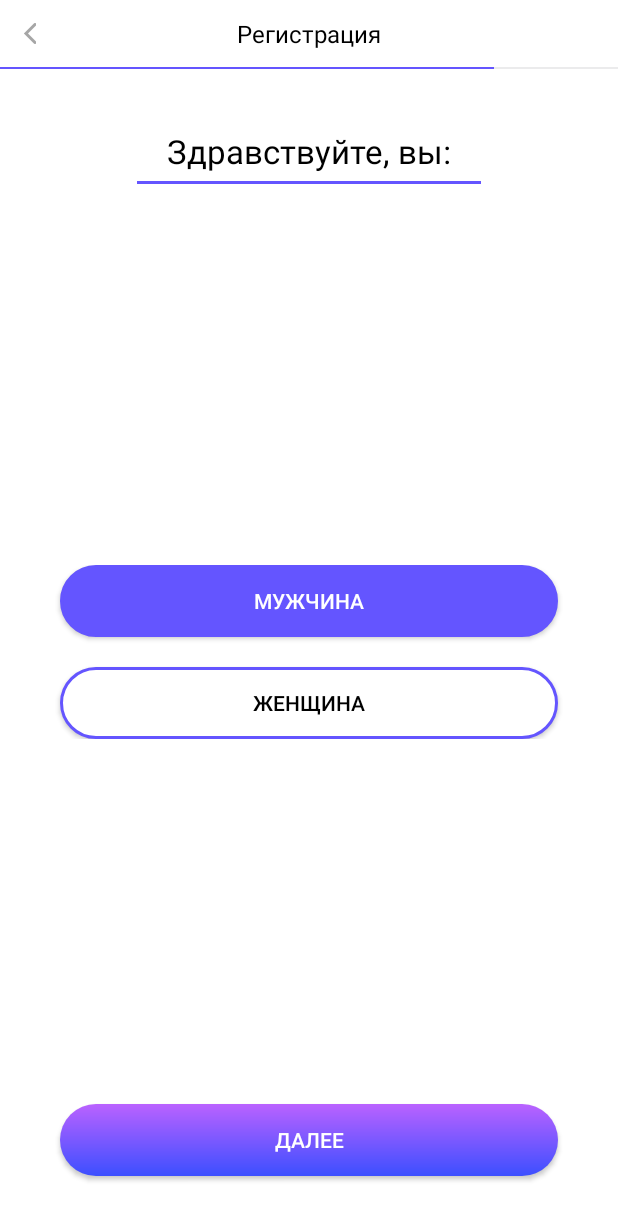
After one commit to khoshimov2018/android, an Android app: the ChooseGenderActivity screen opened directly, with no data from a screen before it, on a phone screen of 412 x 824 dp. The commit adds this screen. Shown: the top 1220 px of the screen. Run offline under Robolectric (Android 15) with nearby library versions, the phone set to English and light mode, and no system bars.

Commit message:
Added choose gender screen

```diff
--- a/app/src/main/AndroidManifest.xml
+++ b/app/src/main/AndroidManifest.xml
@@ -26,6 +26,9 @@
             android:name=".activities.RegisterActivity"
             android:screenOrientation="portrait"
             android:windowSoftInputMode="stateHidden" />
+        <activity
+            android:name=".activities.ChooseGenderActivity"
+            android:screenOrientation="portrait" />
     </application>
 
 </manifest>
--- /dev/null
+++ b/app/src/main/java/com/example/dating/activities/ChooseGenderActivity.kt
@@ -0,0 +1,12 @@
+package com.example.dating.activities
+
+import androidx.appcompat.app.AppCompatActivity
+import android.os.Bundle
+import com.example.dating.R
+
+class ChooseGenderActivity : AppCompatActivity() {
+    override fun onCreate(savedInstanceState: Bundle?) {
+        super.onCreate(savedInstanceState)
+        setContentView(R.layout.activity_choose_gender)
+    }
+}
--- a/app/src/main/java/com/example/dating/fragments/RegistrationFragment.kt
+++ b/app/src/main/java/com/example/dating/fragments/RegistrationFragment.kt
@@ -1,5 +1,6 @@
 package com.example.dating.fragments
 
+import android.content.Intent
 import androidx.lifecycle.ViewModelProvider
 import android.os.Bundle
 import androidx.fragment.app.Fragment
@@ -7,7 +8,9 @@ import android.view.LayoutInflater
 import android.view.View
 import android.view.ViewGroup
 import com.example.dating.R
+import com.example.dating.activities.ChooseGenderActivity
 import com.example.dating.viewmodels.RegistrationViewModel
+import kotlinx.android.synthetic.main.registration_fragment.*
 
 class RegistrationFragment : Fragment() {
 
@@ -24,10 +27,17 @@ class RegistrationFragment : Fragment() {
         return inflater.inflate(R.layout.registration_fragment, container, false)
     }
 
+    override fun onViewCreated(view: View, savedInstanceState: Bundle?) {
+        super.onViewCreated(view, savedInstanceState)
+        registerButton.setOnClickListener {
+            val intent = Intent(requireActivity(), ChooseGenderActivity::class.java)
+            startActivity(intent)
+        }
+    }
+
     override fun onActivityCreated(savedInstanceState: Bundle?) {
         super.onActivityCreated(savedInstanceState)
         viewModel = ViewModelProvider(this).get(RegistrationViewModel::class.java)
-        // TODO: Use the ViewModel
     }
 
 }
--- /dev/null
+++ b/app/src/main/res/drawable/round_button_selected.xml
@@ -0,0 +1,16 @@
+<?xml version="1.0" encoding="utf-8"?>
+<shape xmlns:android="http://schemas.android.com/apk/res/android">
+    <solid android:color="@color/colorPrimary" />
+
+    <stroke
+        android:width="@dimen/thickLineHeight"
+        android:color="@color/colorPrimary" />
+
+    <corners android:radius="@dimen/buttonRadius" />
+
+    <padding
+        android:bottom="0dp"
+        android:left="0dp"
+        android:right="0dp"
+        android:top="0dp" />
+</shape>
--- /dev/null
+++ b/app/src/main/res/drawable/round_button_unselected.xml
@@ -0,0 +1,16 @@
+<?xml version="1.0" encoding="utf-8"?>
+<shape xmlns:android="http://schemas.android.com/apk/res/android">
+    <solid android:color="@android:color/white" />
+
+    <stroke
+        android:width="@dimen/thickLineHeight"
+        android:color="@color/colorPrimary" />
+
+    <corners android:radius="@dimen/buttonRadius" />
+
+    <padding
+        android:bottom="0dp"
+        android:left="0dp"
+        android:right="0dp"
+        android:top="0dp" />
+</shape>
--- /dev/null
+++ b/app/src/main/res/layout/activity_choose_gender.xml
@@ -0,0 +1,109 @@
+<?xml version="1.0" encoding="utf-8"?>
+<LinearLayout xmlns:android="http://schemas.android.com/apk/res/android"
+    xmlns:app="http://schemas.android.com/apk/res-auto"
+    xmlns:tools="http://schemas.android.com/tools"
+    android:layout_width="match_parent"
+    android:layout_height="match_parent"
+    android:orientation="vertical"
+    tools:context=".activities.ChooseGenderActivity">
+
+    <RelativeLayout
+        android:layout_width="match_parent"
+        android:layout_height="wrap_content">
+
+        <androidx.appcompat.widget.AppCompatImageView
+            android:layout_width="wrap_content"
+            android:layout_height="wrap_content"
+            android:padding="@dimen/mediumPadding"
+            android:src="@drawable/back" />
+
+        <androidx.appcompat.widget.AppCompatTextView
+            android:layout_width="wrap_content"
+            android:layout_height="wrap_content"
+            android:layout_centerInParent="true"
+            android:text="@string/registration"
+            android:textColor="@color/textColor"
+            android:textSize="@dimen/largeTextSize" />
+    </RelativeLayout>
+
+    <LinearLayout
+        android:layout_width="match_parent"
+        android:layout_height="wrap_content"
+        android:orientation="horizontal"
+        android:weightSum="1">
+
+        <View
+            android:layout_width="0dp"
+            android:layout_height="@dimen/lineHeight"
+            android:layout_weight="0.8"
+            android:background="@color/colorPrimary" />
+
+        <View
+            android:layout_width="0dp"
+            android:layout_height="@dimen/lineHeight"
+            android:layout_weight="0.2"
+            android:background="@color/lightGreyColor" />
+    </LinearLayout>
+
+    <RelativeLayout
+        android:layout_width="match_parent"
+        android:layout_height="match_parent">
+
+        <LinearLayout
+            android:layout_width="wrap_content"
+            android:layout_height="wrap_content"
+            android:layout_centerHorizontal="true"
+            android:layout_marginTop="@dimen/xLargeMargin"
+            android:orientation="vertical">
+
+            <androidx.appcompat.widget.AppCompatTextView
+                android:layout_width="wrap_content"
+                android:layout_height="wrap_content"
+                android:layout_marginHorizontal="@dimen/largeMargin"
+                android:text="@string/hello_you"
+                android:textColor="@color/textColor"
+                android:textSize="@dimen/xxLargeTextSize"/>
+
+            <View
+                android:layout_width="match_parent"
+                android:layout_height="@dimen/thickLineHeight"
+                android:background="@color/colorPrimary"
+                android:layout_marginTop="@dimen/smallMargin"/>
+        </LinearLayout>
+
+        <LinearLayout
+            android:layout_width="match_parent"
+            android:layout_height="wrap_content"
+            android:orientation="vertical"
+            android:layout_centerInParent="true">
+
+            <androidx.appcompat.widget.AppCompatButton
+                android:layout_width="match_parent"
+                android:layout_height="wrap_content"
+                android:layout_marginHorizontal="@dimen/xLargeMargin"
+                android:layout_marginBottom="@dimen/largeMargin"
+                android:background="@drawable/round_button_selected"
+                android:text="@string/male"
+                android:textColor="@android:color/white" />
+
+            <androidx.appcompat.widget.AppCompatButton
+                android:layout_width="match_parent"
+                android:layout_height="wrap_content"
+                android:layout_marginHorizontal="@dimen/xLargeMargin"
+                android:background="@drawable/round_button_unselected"
+                android:text="@string/female"
+                android:textColor="@color/textColor" />
+        </LinearLayout>
+
+        <androidx.appcompat.widget.AppCompatButton
+            android:layout_width="match_parent"
+            android:layout_height="wrap_content"
+            android:layout_alignParentBottom="true"
+            android:layout_marginHorizontal="@dimen/xLargeMargin"
+            android:layout_marginBottom="@dimen/xLargeMargin"
+            android:background="@drawable/round_button_background"
+            android:text="@string/further"
+            android:textColor="@android:color/white" />
+    </RelativeLayout>
+
+</LinearLayout>
--- a/app/src/main/res/layout/registration_fragment.xml
+++ b/app/src/main/res/layout/registration_fragment.xml
@@ -63,6 +63,7 @@
         </FrameLayout>
 
         <androidx.appcompat.widget.AppCompatButton
+            android:id="@+id/registerButton"
             android:layout_width="match_parent"
             android:layout_height="wrap_content"
             android:layout_below="@+id/cardView"
--- a/app/src/main/res/values/dimens.xml
+++ b/app/src/main/res/values/dimens.xml
@@ -9,6 +9,7 @@
     <dimen name="xxxLargeTextSize">24sp</dimen>
 
     <dimen name="normalPadding">10dp</dimen>
+    <dimen name="mediumPadding">15dp</dimen>
     <dimen name="largePadding">20dp</dimen>
 
     <dimen name="xSmallMargin">2dp</dimen>
@@ -22,5 +23,6 @@
     <dimen name="cardRadius">30dp</dimen>
 
     <dimen name="lineHeight">1dp</dimen>
+    <dimen name="thickLineHeight">2dp</dimen>
     <dimen name="buttonRadius">25dp</dimen>
 </resources>
--- a/app/src/main/res/values/strings.xml
+++ b/app/src/main/res/values/strings.xml
@@ -10,4 +10,8 @@
     <string name="cancel">Cancel</string>
     <string name="register_now">Зарегистрироваться</string>
     <string name="forgot_password">Забыли пароль?</string>
+    <string name="hello_you">Здравствуйте, вы:</string>
+    <string name="male">Мужчина</string>
+    <string name="female">Женщина</string>
+    <string name="further">Далее</string>
 </resources>
```
Also changed, not shown: app/src/main/res/drawable-hdpi/back.png (added), app/src/main/res/drawable-xhdpi/back.png (added), app/src/main/res/drawable-xxhdpi/back.png (added), app/src/main/res/drawable-xxxhdpi/back.png (added).
